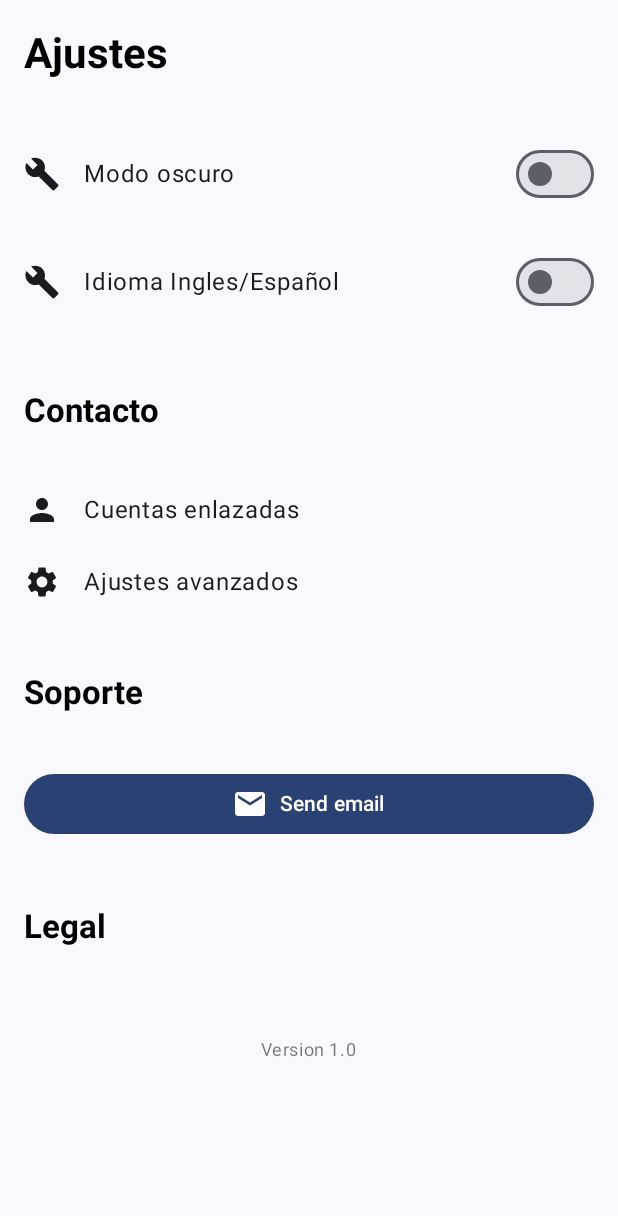
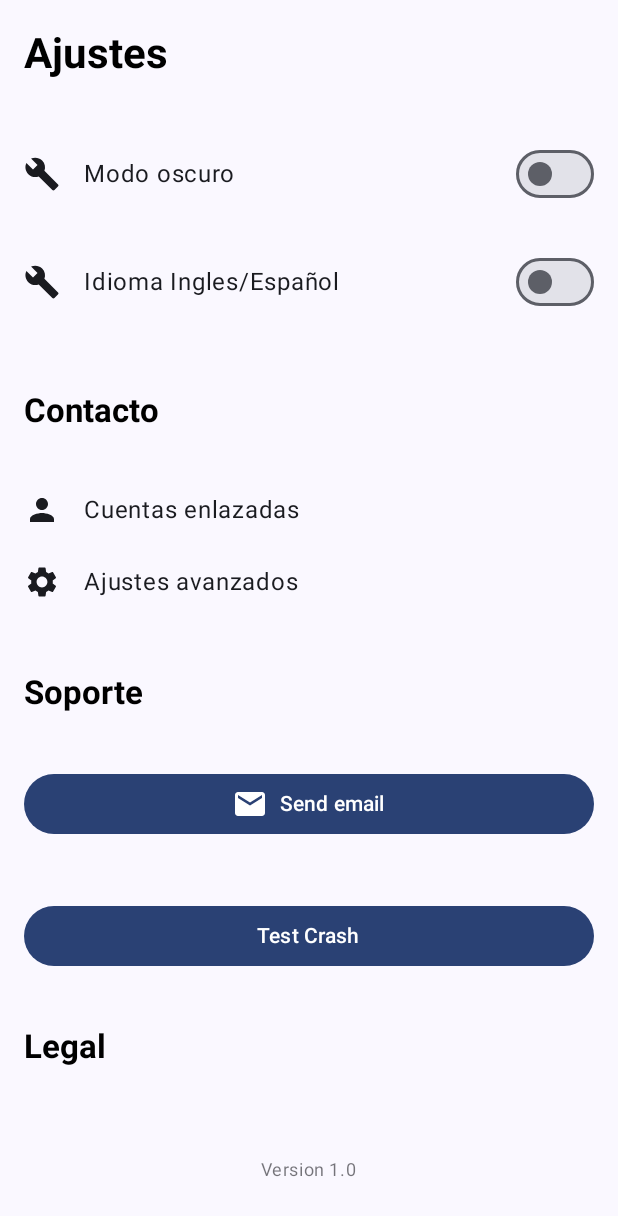
Before and after one commit to sergiomaddaleno/Mobile_Practice_Fede_Sergio, an Android app built with Jetpack Compose: the composable SettingsScreen shown on its own in the app's theme, on a phone screen of 412 x 824 dp. Shown: the top 1216 px of the screen. Run offline under Robolectric (Android 15) with nearby library versions, the phone set to English and light mode, and no system bars.

Commit message:
crashlytics

```diff
--- a/proyect/app/build.gradle.kts
+++ b/proyect/app/build.gradle.kts
@@ -1,6 +1,8 @@
 plugins {
     id("com.android.application")
     id("org.jetbrains.kotlin.android")
+    id("com.google.gms.google-services")
+    id("com.google.firebase.crashlytics")
     kotlin("plugin.serialization") version "1.8.10"
 }
 
@@ -98,4 +100,8 @@ dependencies {
 
     implementation("androidx.navigation:navigation-compose:2.8.7")
     implementation("org.jetbrains.kotlinx:kotlinx-serialization-json:1.6.3")
+
+    implementation(platform("com.google.firebase:firebase-bom:32.0.0"))
+    implementation("com.google.firebase:firebase-crashlytics")
+    implementation("com.google.firebase:firebase-analytics")
 }
--- a/proyect/app/src/main/java/com/smf/practica_fede_sergio/Screens/HomeScreen.kt
+++ b/proyect/app/src/main/java/com/smf/practica_fede_sergio/Screens/HomeScreen.kt
@@ -701,7 +701,7 @@ object LocaleHelper {
 fun SettingsScreen(loginViewModel: UserViewModel) {
     val uiState by loginViewModel.uiState.collectAsState()
     var isDarkMode by remember { mutableStateOf(uiState.isDarkMode) }
-    var isEnglish by remember { mutableStateOf(uiState.isEnglish) } // Ensure recomposition on change
+    var isEnglish by remember { mutableStateOf(uiState.isEnglish) }
     val configuration = LocalConfiguration.current
     val context = LocalContext.current
     val email = uiState.email
@@ -716,8 +716,6 @@ fun SettingsScreen(loginViewModel: UserViewModel) {
         val newLanguageCode = if (isEnglish) "en" else "es"
         loginViewModel.saveLanguage(isEnglish)
         LocaleHelper.setLocale(context, newLanguageCode)
-
-        // Restart activity to apply changes
         (context as? Activity)?.recreate()
     }
 
@@ -727,7 +725,6 @@ fun SettingsScreen(loginViewModel: UserViewModel) {
             .padding(16.dp)
             .verticalScroll(rememberScrollState())
     ) {
-        // Header: App Title
         Text(
             text = stringResource(id = R.string.settings_title),
             style = MaterialTheme.typography.headlineLarge,
@@ -737,7 +734,6 @@ fun SettingsScreen(loginViewModel: UserViewModel) {
             modifier = Modifier.padding(bottom = 24.dp)
         )
 
-        // 1. Dark Mode Setting
         SettingRow(
             title = stringResource(id = R.string.dark_mode),
             icon = Icons.Default.Build,
@@ -752,7 +748,6 @@ fun SettingsScreen(loginViewModel: UserViewModel) {
             }
         )
 
-        // 2. Language Setting
         SettingRow(
             title = stringResource(id = R.string.language),
             icon = Icons.Default.Build,
@@ -767,7 +762,6 @@ fun SettingsScreen(loginViewModel: UserViewModel) {
             }
         )
 
-        // Header: Account
         Text(
             text = stringResource(id = R.string.contact),
             style = MaterialTheme.typography.headlineMedium,
@@ -777,7 +771,6 @@ fun SettingsScreen(loginViewModel: UserViewModel) {
             modifier = Modifier.padding(top = 32.dp, bottom = 24.dp)
         )
 
-        // 5. Linked Accounts
         SettingRow(
             title = stringResource(id = R.string.cuentas),
             icon = Icons.Default.Person,
@@ -805,7 +798,6 @@ fun SettingsScreen(loginViewModel: UserViewModel) {
             }
         }
 
-        // Advanced Settings
         SettingRow(
             title = stringResource(id = R.string.ajustes),
             icon = Icons.Default.Settings,
@@ -894,7 +886,6 @@ fun SettingsScreen(loginViewModel: UserViewModel) {
             }
         }
 
-        // Header: Support
         Text(
             text = stringResource(id = R.string.soporte),
             style = MaterialTheme.typography.headlineMedium,
@@ -904,7 +895,6 @@ fun SettingsScreen(loginViewModel: UserViewModel) {
             modifier = Modifier.padding(top = 32.dp, bottom = 24.dp)
         )
 
-        // 8. Contact Us
         ContactButton(
             icon = Icons.Default.Email,
             text = stringResource(id = R.string.send_email),
@@ -917,7 +907,18 @@ fun SettingsScreen(loginViewModel: UserViewModel) {
             }
         )
 
-        // Legal Section
+        // Botón de prueba de crash
+        Button(
+            onClick = {
+                throw RuntimeException("Test Crash") // Forzar crash
+            },
+            modifier = Modifier
+                .fillMaxWidth()
+                .padding(top = 32.dp)
+        ) {
+            Text("Test Crash")
+        }
+
         Text(
             text = "Legal",
             style = MaterialTheme.typography.headlineMedium,
@@ -927,7 +928,6 @@ fun SettingsScreen(loginViewModel: UserViewModel) {
             modifier = Modifier.padding(top = 32.dp, bottom = 24.dp)
         )
 
-        // 14. App Version
         Text(
             text = "Version 1.0",
             style = MaterialTheme.typography.bodySmall,
--- a/proyect/build.gradle.kts
+++ b/proyect/build.gradle.kts
@@ -2,4 +2,6 @@
 plugins {
     id("com.android.application") version "8.1.1" apply false
     id("org.jetbrains.kotlin.android") version "1.8.10" apply false
+    id("com.google.gms.google-services") version "4.4.2" apply false
+    id("com.google.firebase.crashlytics") version "3.0.3" apply false
 }
```
Also changed, not shown: 1 other file.
